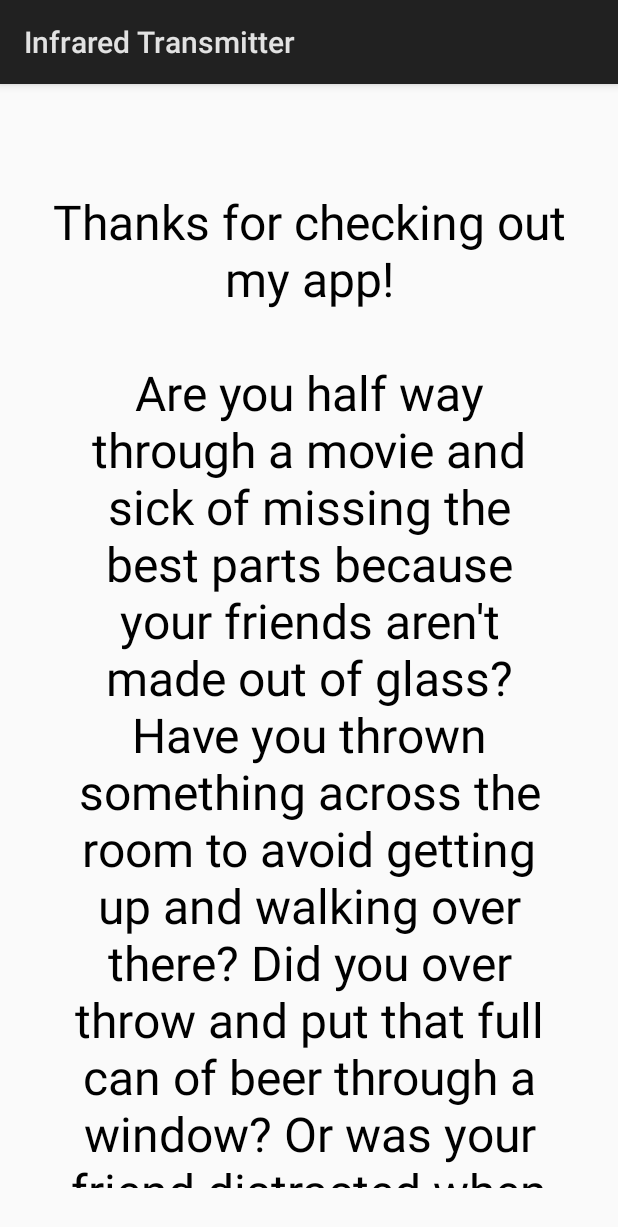
After one commit to tb94/InfraredTransmitter, an Android app: the InfoActivity screen opened directly, with no data from a screen before it, on a phone screen of 412 x 824 dp. The commit adds this screen. Shown: the top 1227 px of the screen. Run offline under Robolectric (Android 15) with nearby library versions, the phone set to English and light mode, and no system bars.

Commit message:
Added Info page and button. Adjusted IR pattern to match NEC protocol more accurately.

```diff
--- a/app/src/main/AndroidManifest.xml
+++ b/app/src/main/AndroidManifest.xml
@@ -2,7 +2,7 @@
 <manifest xmlns:android="http://schemas.android.com/apk/res/android"
     package="edu.niu.csci.z1697841.infraredtransmitter">
 
-    <uses-permission android:name="android.permission.TRANSMIT_IR"/>
+    <uses-permission android:name="android.permission.TRANSMIT_IR" />
 
     <application
         android:allowBackup="true"
@@ -18,6 +18,7 @@
                 <category android:name="android.intent.category.LAUNCHER" />
             </intent-filter>
         </activity>
+        <activity android:name=".InfoActivity" />
     </application>
 
 </manifest>
--- /dev/null
+++ b/app/src/main/java/edu/niu/csci/z1697841/infraredtransmitter/InfoActivity.java
@@ -0,0 +1,13 @@
+package edu.niu.csci.z1697841.infraredtransmitter;
+
+import android.app.Activity;
+import android.os.Bundle;
+
+public class InfoActivity extends Activity {
+
+    @Override
+    protected void onCreate(Bundle savedInstanceState) {
+        super.onCreate(savedInstanceState);
+        setContentView(R.layout.activity_info);
+    }
+}
--- /dev/null
+++ b/app/src/main/res/layout/activity_info.xml
@@ -0,0 +1,16 @@
+<?xml version="1.0" encoding="utf-8"?>
+<android.support.constraint.ConstraintLayout xmlns:android="http://schemas.android.com/apk/res/android"
+    xmlns:tools="http://schemas.android.com/tools"
+    android:layout_width="match_parent"
+    android:layout_height="match_parent"
+    tools:context="edu.niu.csci.z1697841.infraredtransmitter.InfoActivity">
+
+    <TextView
+        android:layout_width="match_parent"
+        android:layout_height="match_parent"
+        android:gravity="center"
+        android:padding="32dp"
+        android:text="@string/info_text"
+        android:textColor="@android:color/black"
+        android:textSize="32sp" />
+</android.support.constraint.ConstraintLayout>
--- a/app/src/main/res/values/strings.xml
+++ b/app/src/main/res/values/strings.xml
@@ -1,3 +1,18 @@
 <resources>
     <string name="app_name">Infrared Transmitter</string>
+    <string name="info_text">
+        \nThanks for checking out my app!\n
+        \nAre you half way through a movie and sick of missing the best parts because your friends aren\'t made out of glass?
+        Have you thrown something across the room to avoid getting up and walking over there?
+        Did you over throw and put that full can of beer through a window? Or was your friend distracted when they caught it with their face?
+        Avoid these issues, and more. Use technology to solve your problems instead.\n
+        \nTo get started, place your ice cold beer in one of the loading bays. Make sure it\'s not open!
+        Next, select the side of the couch that the beer is loaded on. The icon should be green on the same side of the couch as the beer.
+        Now you can safely send it to your buddy, whether they are ready or not.\n
+        \nEnjoy!\n
+        \n- Tim Bretz"
+    </string>
+    <string name="info_icon">\?</string>
+    <string name="send_button">Send!</string>
+    <string name="couch">Couch</string>
 </resources>
```
Also changed, not shown: app/build.gradle (+4 -3 lines), app/src/main/java/edu/niu/csci/z1697841/infraredtransmitter/InfraredServiceActivity.java (+54 -69 lines), app/src/main/res/layout/activity_infrared_service.xml (+14 -1 lines), app/src/main/res/drawable/couch.png (added).
